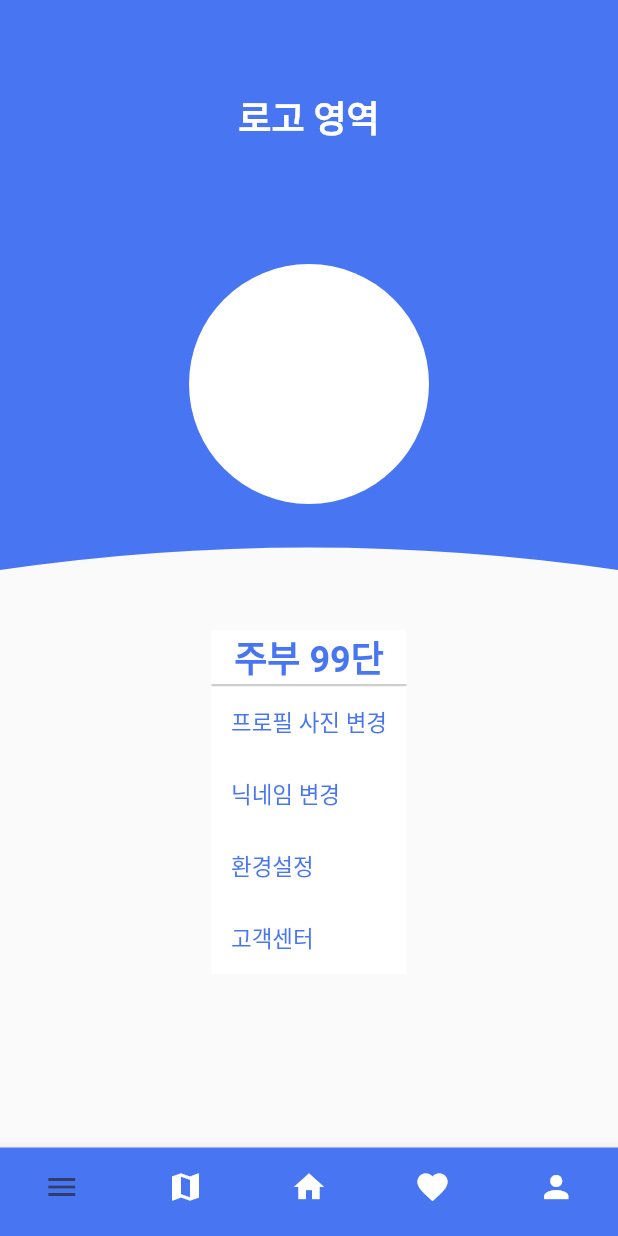
After one commit to kimjeyoun/SmallStoreInformationApplication_front, a Flutter app: the MyPage screen opened by its route, on a phone screen of 412 x 824 dp. The commit adds this screen. Run offline on Flutter 3.47's test engine with Material 2 defaults, Android fonts, the phone set to English and light mode, and no system bars; our stand-ins replace flutter_secure_storage, pin_code_fields; missing offline and left inert: kakao_flutter_sdk, kakao_map_plugin; accounts and stored records are empty; network calls fail; Roboto replaces fonts that are missing (Sandoll).

Commit message:
feat: 바텀네비게이션바, 마이페이지 추가

```diff
--- a/lib/main.dart
+++ b/lib/main.dart
@@ -6,6 +6,7 @@ import 'package:where_shop_project/screen/user_type_selection_page.dart';
 import 'package:where_shop_project/screen/logo_page.dart';
 import 'package:where_shop_project/screen/kakao_map_page.dart';
 import 'package:where_shop_project/screen/main_page.dart';
+import 'package:where_shop_project/screen/my_page.dart';
 
 void main() {
   AuthRepository.initialize(appKey: 'fa4f3ec1c61f1d480b71d4d0c2ce927b');
@@ -25,7 +26,8 @@ class MyApp extends StatelessWidget {
         '/login' : (context) => LoginPage(),
         '/selection':  (context) => UserTypeSelectionPage(),
         '/map': (context) => KakaoMapPage(),
-        '/main': (context) =>MainPage(),
+        '/main': (context) => MainPage(),
+        '/mypage': (context) => MyPage(),
       },
     );
   }
--- a/lib/screen/login_page.dart
+++ b/lib/screen/login_page.dart
@@ -262,6 +262,12 @@ class _LoginFormState extends State<LoginForm> {
                 },
                 child: Text('main'),
               ),
+              TextButton(
+                onPressed: () {
+                  Navigator.pushNamed(context, '/mypage');
+                },
+                child: Text('mypage'),
+              ),
             ],
           ),
         ),
--- /dev/null
+++ b/lib/screen/my_bottom_navigation_bar.dart
@@ -0,0 +1,37 @@
+import 'package:flutter/material.dart';
+
+class MyBottomNavigationBar extends StatelessWidget {
+  @override
+  Widget build(BuildContext) {
+    return BottomNavigationBar(
+      showSelectedLabels: false,
+      showUnselectedLabels: false,
+      type: BottomNavigationBarType.fixed,
+      fixedColor: Color(0xFF303D68),
+      unselectedItemColor: Colors.white,
+      backgroundColor: Color(0xFF4876F2),
+      items: [
+        BottomNavigationBarItem(
+          icon: Icon(Icons.menu),
+          label: '카테고리',
+        ),
+        BottomNavigationBarItem(
+          icon: Icon(Icons.map),
+          label: '지도',
+        ),
+        BottomNavigationBarItem(
+          icon: Icon(Icons.home),
+          label: '홈',
+        ),
+        BottomNavigationBarItem(
+          icon: Icon(Icons.favorite),
+          label: '찜',
+        ),
+        BottomNavigationBarItem(
+          icon: Icon(Icons.person),
+          label: '마이페이지',
+        ),
+      ],
+    );
+  }
+}
--- /dev/null
+++ b/lib/screen/my_page.dart
@@ -0,0 +1,164 @@
+import 'package:flutter/material.dart';
+import 'package:where_shop_project/screen/my_bottom_navigation_bar.dart';
+
+class MyPage extends StatefulWidget {
+  @override
+  _MyPageState createState() => _MyPageState();
+}
+
+class _MyPageState extends State<MyPage> {
+  @override
+  Widget build(BuildContext context) {
+    return GestureDetector(
+      onTap: () {
+        FocusScope.of(context).unfocus();
+      },
+      child: Scaffold(
+        body: Column(
+          children: <Widget>[
+            Stack(
+              children: [
+                ClipPath(
+                  clipper: CurveClipper(),
+                  child: Container(
+                    height: 420,
+                    color: Color(0xFF4876F2),
+                  ),
+                ),
+                Column(
+                  mainAxisAlignment: MainAxisAlignment.center,
+                  children: [
+                    SizedBox(height: 60),
+                    Text(
+                      '로고 영역',
+                      style: TextStyle(
+                        fontFamily: 'Sandoll',
+                        fontWeight: FontWeight.w700,
+                        fontSize: 24,
+                        color: Colors.white, // 로고 영역 텍스트 색상 변경
+                      ),
+                    ),
+                    SizedBox(height: 80),
+                    // 프로필 이미지 원을 중앙에 정렬
+                    Align(
+                      alignment: Alignment.center,
+                      child: CircleAvatar(
+                        radius: 80,
+                        backgroundColor: Colors.white,
+                        // backgroundImage: AssetImage('asset/img/logo.png'),
+                      ),
+                    ),
+                  ],
+                ),
+              ],
+            ),
+            Container(
+              color: Colors.white,
+              child: Column(
+                children: [
+                  Container(
+                    width: 130,
+                    decoration: BoxDecoration(
+                      border: Border(
+                        bottom: BorderSide(
+                          color: Colors.grey.withOpacity(0.5),
+                          width: 1.5,
+                        )
+                      )
+                    ),
+                    child: Center(
+                      child: Text(
+                        '주부 99단',
+                        style: TextStyle(
+                          fontFamily: 'Sandoll',
+                          fontWeight: FontWeight.w700,
+                          fontSize: 24,
+                          color: Color(0xFF4876F2),
+                        ),
+                      ),
+                    )
+                  ),
+                  Column(
+                    crossAxisAlignment: CrossAxisAlignment.start, // 왼쪽으로 정렬
+                    children: [
+                      TextButton(
+                        onPressed: () {},
+                        child: Text(
+                          '프로필 사진 변경',
+                          style: TextStyle(
+                            fontFamily: 'Sandoll',
+                            fontWeight: FontWeight.w500,
+                            fontSize: 15,
+                            color: Color(0xFF4876F2),
+                          ),
+                        ),
+                      ),
+                      TextButton(
+                        onPressed: () {},
+                        child: Text(
+                          '닉네임 변경',
+                          style: TextStyle(
+                            fontFamily: 'Sandoll',
+                            fontWeight: FontWeight.w500,
+                            fontSize: 15,
+                            color: Color(0xFF4876F2),
+                          ),
+                        ),
+                      ),
+                      TextButton(
+                        onPressed: () {},
+                        child: Text(
+                          '환경설정',
+                          style: TextStyle(
+                            fontFamily: 'Sandoll',
+                            fontWeight: FontWeight.w500,
+                            fontSize: 15,
+                            color: Color(0xFF4876F2),
+                          ),
+                        ),
+                      ),
+                      TextButton(
+                        onPressed: () {},
+                        child: Text(
+                          '고객센터',
+                          style: TextStyle(
+                            fontFamily: 'Sandoll',
+                            fontWeight: FontWeight.w500,
+                            fontSize: 15,
+                            color: Color(0xFF4876F2),
+                          ),
+                        ),
+                      ),
+                    ],
+                  ),
+                ],
+              ),
+            ),
+          ],
+        ),
+        bottomNavigationBar: MyBottomNavigationBar()
+      ),
+    );
+  }
+}
+
+class CurveClipper extends CustomClipper<Path> {
+  @override
+  Path getClip(Size size) {
+    final path = Path()
+      ..moveTo(0, 0)
+      ..lineTo(size.width, 0)
+      ..lineTo(size.width, size.height - 40)
+      ..quadraticBezierTo(
+        size.width / 2,
+        size.height - 70,
+        0,
+        size.height - 40,
+      )
+      ..close();
+    return path;
+  }
+
+  @override
+  bool shouldReclip(CustomClipper<Path> oldClipper) => true;
+}
```
Also changed, not shown: lib/screen/logo_page.dart (+148 -5 lines), lib/screen/main_page.dart (+2 -30 lines).
